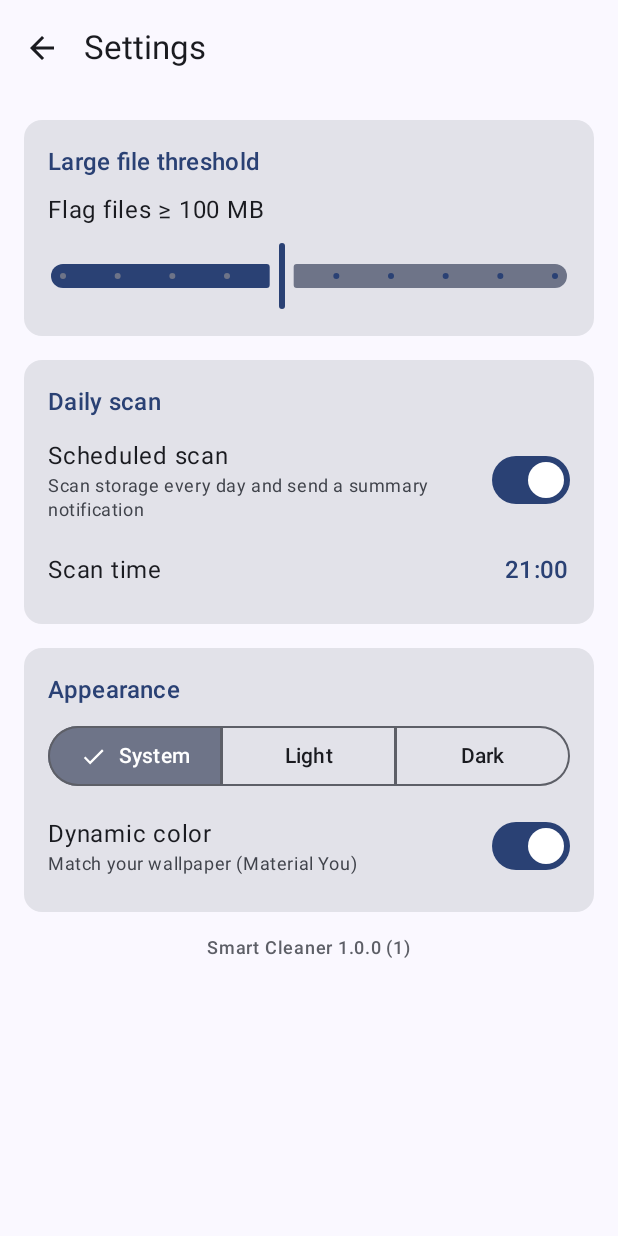
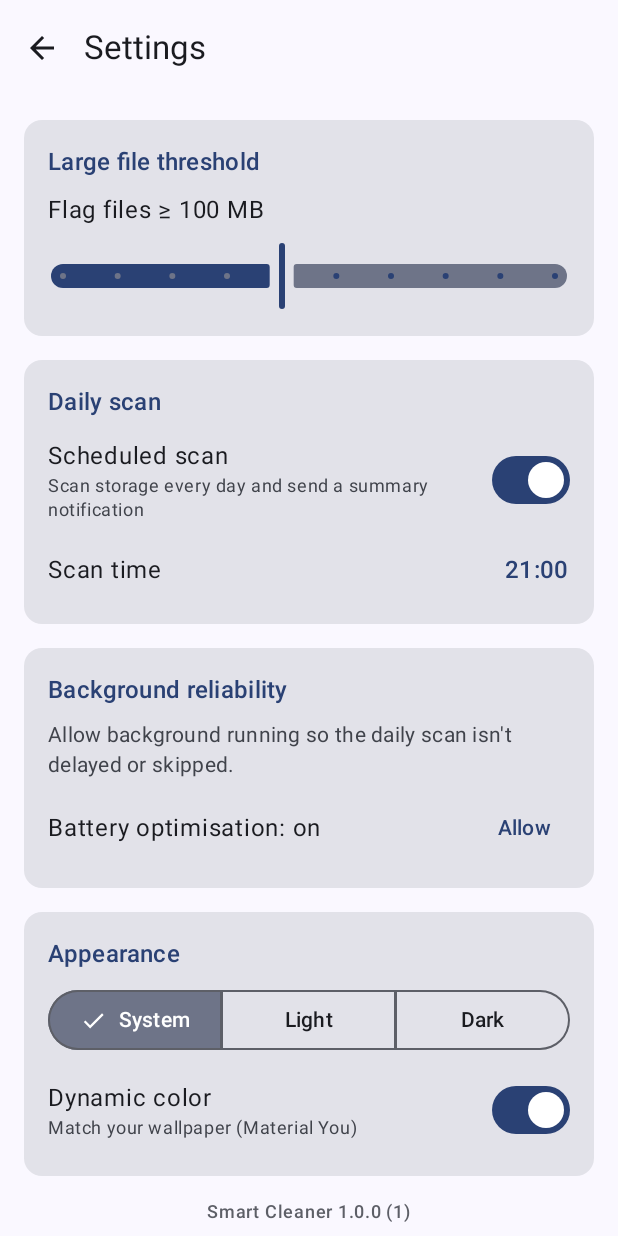
Before and after one commit to tkarthikeyaner/karthi-keerthi, an Android app built with Jetpack Compose: the screen it shows after launch (MainActivity), after a tap on "Settings", on a phone screen of 412 x 824 dp. Run offline under Robolectric (Android 15) with nearby library versions, the phone set to English and light mode, and no system bars; libraries missing offline, so code that uses them is left out: coil.decode; 2 statements that could not run were skipped.

Commit message:
Add Xiaomi background reliability and standalone repo layout
- Battery-optimisation exemption prompt and MIUI/HyperOS Autostart shortcut
  in Settings, shown automatically on Xiaomi/Redmi/POCO devices
- Root-level workflow and release skill copy so android-cleaner/ can be
  published as its own repository
- Xiaomi install, ADB and on-device testing guide

Co-Authored-By: Claude Opus 5.5 <noreply@anthropic.com>
Claude-Session: https://claude.ai/code/session_01KrziLNPWY52C9mNJyBr62h

```diff
--- a/android-cleaner/app/src/main/AndroidManifest.xml
+++ b/android-cleaner/app/src/main/AndroidManifest.xml
@@ -15,6 +15,8 @@
         android:name="android.permission.MANAGE_EXTERNAL_STORAGE"
         tools:ignore="ScopedStorage" />
     <uses-permission android:name="android.permission.POST_NOTIFICATIONS" />
+    <!-- Lets the user exempt the app from battery optimisation so MIUI/HyperOS doesn't kill the daily scan. -->
+    <uses-permission android:name="android.permission.REQUEST_IGNORE_BATTERY_OPTIMIZATIONS" />
 
     <application
         android:name=".CleanerApp"
--- /dev/null
+++ b/android-cleaner/app/src/main/java/com/karthi/smartcleaner/data/BackgroundReliability.kt
@@ -0,0 +1,52 @@
+package com.karthi.smartcleaner.data
+
+import android.annotation.SuppressLint
+import android.content.ComponentName
+import android.content.Context
+import android.content.Intent
+import android.net.Uri
+import android.os.Build
+import android.os.PowerManager
+import android.provider.Settings
+
+/**
+ * Xiaomi (MIUI / HyperOS) and some other OEMs kill background work unless the app is exempt from
+ * battery optimisation and allowed to autostart. Without this the daily scan may never fire.
+ */
+object BackgroundReliability {
+
+    private val XIAOMI_BRANDS = setOf("xiaomi", "redmi", "poco")
+
+    val isXiaomi: Boolean
+        get() = Build.MANUFACTURER.lowercase() in XIAOMI_BRANDS || Build.BRAND.lowercase() in XIAOMI_BRANDS
+
+    fun isIgnoringBatteryOptimizations(context: Context): Boolean =
+        context.getSystemService(PowerManager::class.java).isIgnoringBatteryOptimizations(context.packageName)
+
+    /** Direct system prompt; sideloaded app, so the Play policy restriction on this intent doesn't apply. */
+    @SuppressLint("BatteryLife")
+    fun batteryExemptionIntent(context: Context): Intent =
+        Intent(Settings.ACTION_REQUEST_IGNORE_BATTERY_OPTIMIZATIONS, Uri.parse("package:${context.packageName}"))
+
+    /** Candidate screens for MIUI/HyperOS Autostart, most specific first; ends with app details. */
+    fun autostartIntents(context: Context): List<Intent> = listOf(
+        Intent().setComponent(
+            ComponentName("com.miui.securitycenter", "com.miui.permcenter.autostart.AutoStartManagementActivity"),
+        ),
+        Intent("miui.intent.action.OP_AUTO_START").addCategory(Intent.CATEGORY_DEFAULT),
+        Intent(Settings.ACTION_APPLICATION_DETAILS_SETTINGS, Uri.parse("package:${context.packageName}")),
+    )
+
+    /** Launches the first autostart screen that resolves; returns false if none could be opened. */
+    fun openAutostartSettings(context: Context): Boolean {
+        for (intent in autostartIntents(context)) {
+            try {
+                context.startActivity(intent.addFlags(Intent.FLAG_ACTIVITY_NEW_TASK))
+                return true
+            } catch (_: Exception) {
+                // ActivityNotFoundException or SecurityException on non-MIUI builds; try the next one.
+            }
+        }
+        return false
+    }
+}
--- a/android-cleaner/app/src/main/java/com/karthi/smartcleaner/ui/screens/SettingsScreen.kt
+++ b/android-cleaner/app/src/main/java/com/karthi/smartcleaner/ui/screens/SettingsScreen.kt
@@ -1,6 +1,9 @@
 package com.karthi.smartcleaner.ui.screens
 
+import android.content.ActivityNotFoundException
+import android.content.Intent
 import android.os.Build
+import android.provider.Settings
 import androidx.compose.foundation.clickable
 import androidx.compose.foundation.layout.Arrangement
 import androidx.compose.foundation.layout.Column
@@ -37,9 +40,13 @@ import androidx.compose.runtime.remember
 import androidx.compose.runtime.setValue
 import androidx.compose.ui.Alignment
 import androidx.compose.ui.Modifier
+import androidx.compose.ui.platform.LocalContext
 import androidx.compose.ui.unit.dp
+import androidx.lifecycle.Lifecycle
+import androidx.lifecycle.compose.LifecycleEventEffect
 import androidx.lifecycle.compose.collectAsStateWithLifecycle
 import com.karthi.smartcleaner.BuildConfig
+import com.karthi.smartcleaner.data.BackgroundReliability
 import com.karthi.smartcleaner.data.ThemeMode
 import com.karthi.smartcleaner.ui.MainViewModel
 import com.karthi.smartcleaner.ui.formatBytes
@@ -116,6 +123,8 @@ fun SettingsScreen(
                 }
             }
 
+            if (s.scheduleEnabled) BackgroundReliabilityCard()
+
             SettingsCard("Appearance") {
                 SingleChoiceSegmentedButtonRow(Modifier.fillMaxWidth()) {
                     ThemeMode.entries.forEachIndexed { i, mode ->
@@ -163,6 +172,55 @@ fun SettingsScreen(
 }
 
 @Composable
+private fun BackgroundReliabilityCard() {
+    val context = LocalContext.current
+    var exempt by remember { mutableStateOf(BackgroundReliability.isIgnoringBatteryOptimizations(context)) }
+    LifecycleEventEffect(Lifecycle.Event.ON_RESUME) {
+        exempt = BackgroundReliability.isIgnoringBatteryOptimizations(context)
+    }
+    if (exempt && !BackgroundReliability.isXiaomi) return
+
+    SettingsCard("Background reliability") {
+        Text(
+            if (BackgroundReliability.isXiaomi) {
+                "Xiaomi phones stop background apps aggressively. Allow both settings below or the daily scan may not run."
+            } else {
+                "Allow background running so the daily scan isn't delayed or skipped."
+            },
+            style = MaterialTheme.typography.bodyMedium,
+            color = MaterialTheme.colorScheme.onSurfaceVariant,
+        )
+        Row(verticalAlignment = Alignment.CenterVertically) {
+            Text(
+                if (exempt) "Battery optimisation: off ✓" else "Battery optimisation: on",
+                Modifier.weight(1f),
+                style = MaterialTheme.typography.bodyLarge,
+            )
+            if (!exempt) {
+                TextButton(onClick = {
+                    try {
+                        context.startActivity(BackgroundReliability.batteryExemptionIntent(context))
+                    } catch (_: ActivityNotFoundException) {
+                        context.startActivity(Intent(Settings.ACTION_IGNORE_BATTERY_OPTIMIZATION_SETTINGS))
+                    }
+                }) { Text("Allow") }
+            }
+        }
+        if (BackgroundReliability.isXiaomi) {
+            Row(verticalAlignment = Alignment.CenterVertically) {
+                Text("Autostart (MIUI / HyperOS)", Modifier.weight(1f), style = MaterialTheme.typography.bodyLarge)
+                TextButton(onClick = { BackgroundReliability.openAutostartSettings(context) }) { Text("Open") }
+            }
+            Text(
+                "Also: Settings › Apps › Smart Cleaner › Battery saver › No restrictions.",
+                style = MaterialTheme.typography.bodySmall,
+                color = MaterialTheme.colorScheme.onSurfaceVariant,
+            )
+        }
+    }
+}
+
+@Composable
 private fun SettingsCard(title: String, content: @Composable () -> Unit) {
     Card(Modifier.fillMaxWidth()) {
         Column(Modifier.padding(16.dp), verticalArrangement = Arrangement.spacedBy(8.dp)) {
```
Also changed, not shown: 4 other files.
